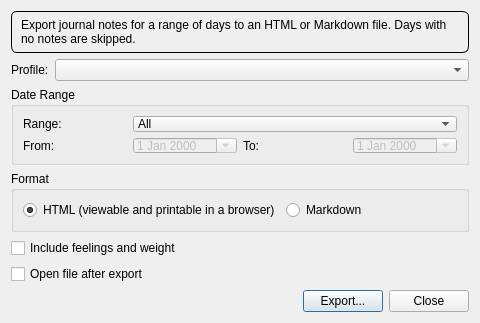
Old version of the form oscar/exports/journalnotesdialog.ui in the repository tomasohara/OSCAR-SQL.
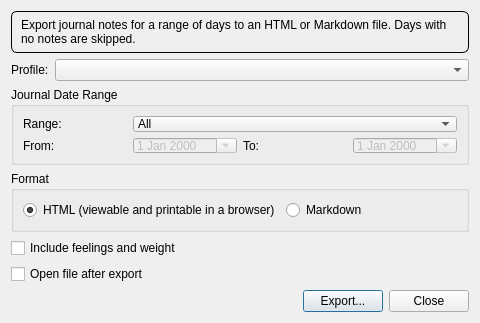
New version of the form.

Commit message:
Rename Date Range group to Journal Date Range in journal notes dialog
Clarifies that the date range applies to journal entries, not overall
CPAP data.

```diff
--- a/oscar/exports/journalnotesdialog.ui
+++ b/oscar/exports/journalnotesdialog.ui
@@ -51,7 +51,7 @@
    <item>
     <widget class="QGroupBox" name="dateRangeGroup">
      <property name="title">
-      <string>Date Range</string>
+      <string>Journal Date Range</string>
      </property>
      <layout class="QGridLayout" name="dateRangeLayout">
       <item row="0" column="0">
```
